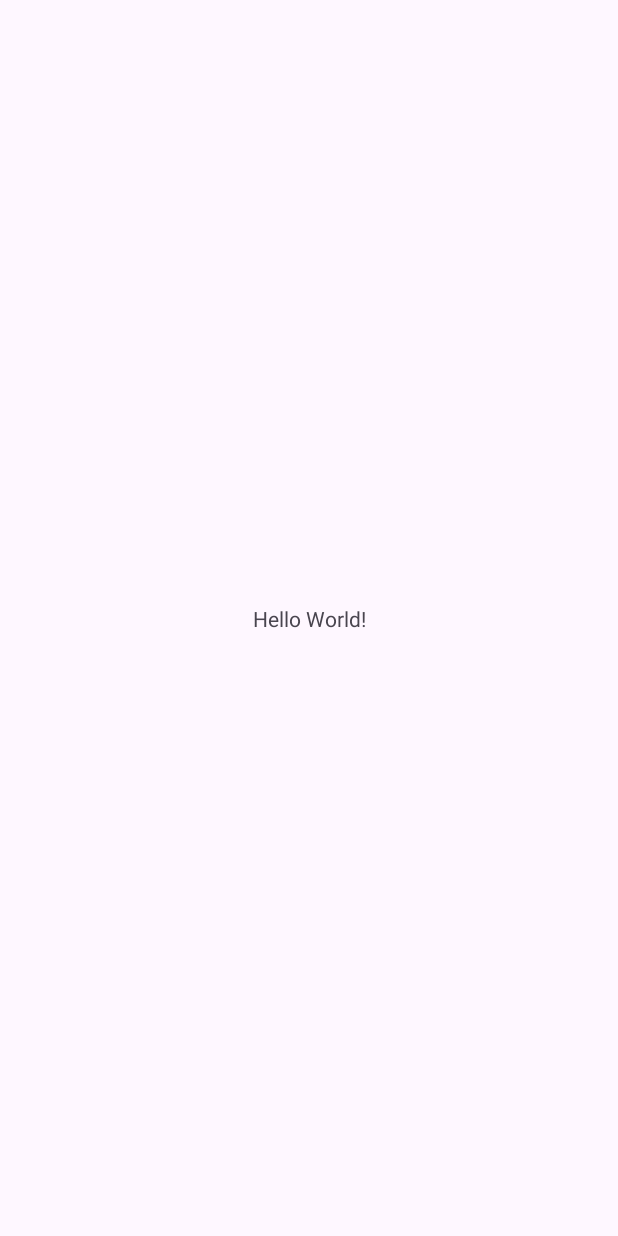
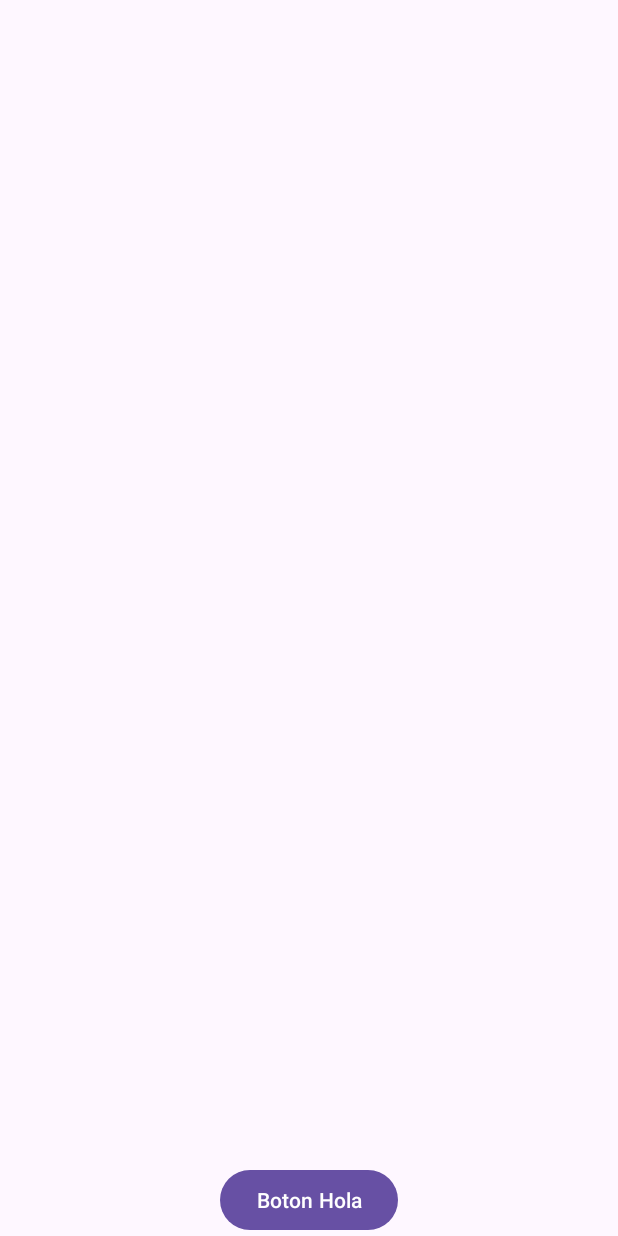
Before and after one commit to wjfatuan/TMNT825d, an Android app: the screen it shows after launch (MainActivity), on a phone screen of 412 x 824 dp. Before the commit the screen is almost empty. Run offline under Robolectric (Android 15) with nearby library versions, the phone set to English and light mode, and no system bars.

Commit message:
Agregar un boton y capturar el evento de clic

```diff
--- a/app/src/main/java/co/edu/uan/android/tmnt825d/MainActivity.kt
+++ b/app/src/main/java/co/edu/uan/android/tmnt825d/MainActivity.kt
@@ -2,10 +2,17 @@ package co.edu.uan.android.tmnt825d
 
 import androidx.appcompat.app.AppCompatActivity
 import android.os.Bundle
+import android.widget.Button
 
 class MainActivity : AppCompatActivity() {
     override fun onCreate(savedInstanceState: Bundle?) {
         super.onCreate(savedInstanceState)
         setContentView(R.layout.activity_main) // cargar el archivo de layout de la actividad
+
+        val btn = findViewById<Button>(R.id.btnHello)
+        btn.text = "Boton Hola"
+        btn.setOnClickListener {
+            println("Clic en el boton hola")
+        }
     }
 }
--- a/app/src/main/res/layout/activity_main.xml
+++ b/app/src/main/res/layout/activity_main.xml
@@ -6,13 +6,16 @@
     android:layout_height="match_parent"
     tools:context=".MainActivity">
 
-    <TextView
+    <Button
+        android:id="@+id/btnHello"
+        android:text="Hello button"
+        app:layout_constraintLeft_toLeftOf="parent"
+        app:layout_constraintRight_toRightOf="parent"
+        app:layout_constraintBottom_toBottomOf="parent"
         android:layout_width="wrap_content"
         android:layout_height="wrap_content"
-        android:text="Hello World!"
-        app:layout_constraintBottom_toBottomOf="parent"
-        app:layout_constraintEnd_toEndOf="parent"
-        app:layout_constraintStart_toStartOf="parent"
-        app:layout_constraintTop_toTopOf="parent" />
+        android:clickable="true"
+
+        />
 
 </androidx.constraintlayout.widget.ConstraintLayout>
```
